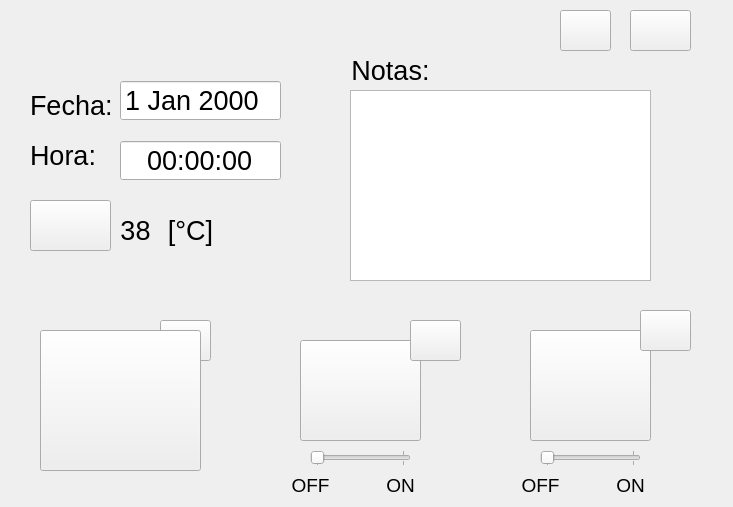
Qt form CUERPO/DISENO/main_dise.ui (ronihdzz/IoT_domotica) before a commit.
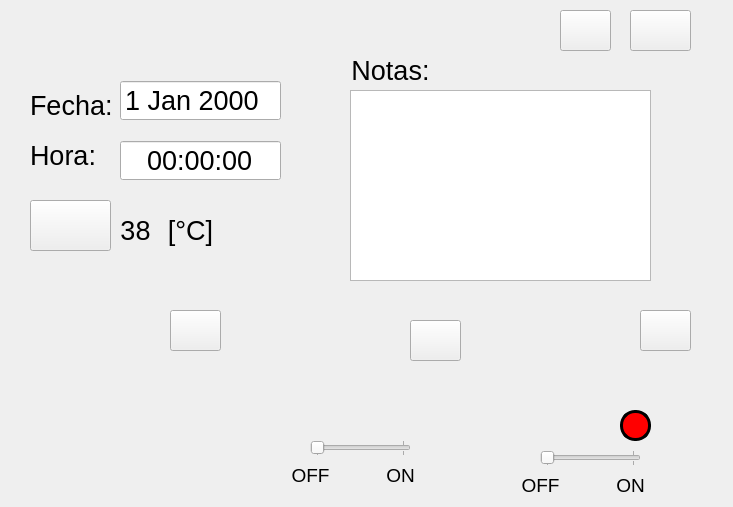
The same form after that commit. Icons and pictures are not drawn.

Commit message: Asigne un nombre clave a cada elemeno clave('buttom','label',etc) del widget del diseno de la ventana principal ('CUERPO/DISENO/main_dise.py'), tambien cree el diseno de la ventana emergente cuyo nombre es: 'CUERPO/DISENO/configLed_dise.py' la cual servira para configurar el color del foco que prendera el sistema,por ultimo enlace dicha ventana con el script principal.

```diff
--- a/CUERPO/DISENO/main_dise.ui
+++ b/CUERPO/DISENO/main_dise.ui
@@ -86,8 +86,8 @@
   <widget class="QPushButton" name="pushButton_11">
    <property name="geometry">
     <rect>
-     <x>160</x>
-     <y>320</y>
+     <x>170</x>
+     <y>310</y>
      <width>51</width>
      <height>41</height>
     </rect>
@@ -108,41 +108,6 @@
     <string/>
    </property>
   </widget>
-  <widget class="QPushButton" name="pushButton_5">
-   <property name="geometry">
-    <rect>
-     <x>530</x>
-     <y>330</y>
-     <width>121</width>
-     <height>111</height>
-    </rect>
-   </property>
-   <property name="styleSheet">
-    <string notr="true">border-image: url(:/ICON/IMAGENES/foco_off.png);
-</string>
-   </property>
-   <property name="text">
-    <string/>
-   </property>
-  </widget>
-  <widget class="QPushButton" name="pushButton_8">
-   <property name="geometry">
-    <rect>
-     <x>300</x>
-     <y>340</y>
-     <width>121</width>
-     <height>101</height>
-    </rect>
-   </property>
-   <property name="styleSheet">
-    <string notr="true">border-image: url(:/ICON/IMAGENES/ventilador_off.png);
-
-</string>
-   </property>
-   <property name="text">
-    <string/>
-   </property>
-  </widget>
   <widget class="QLabel" name="label_2">
    <property name="geometry">
     <rect>
@@ -249,32 +214,7 @@
     <set>Qt::AlignCenter</set>
    </property>
   </widget>
-  <widget class="QPushButton" name="pushButton_4">
-   <property name="geometry">
-    <rect>
-     <x>40</x>
-     <y>330</y>
-     <width>161</width>
-     <height>141</height>
-    </rect>
-   </property>
-   <property name="styleSheet">
-    <string notr="true">QPushButton {
-border-image: url(:/ICON/IMAGENES/alarm_off.png);
- }
-QPushButton:hover {
-border-image: url(:/ICON/IMAGENES/alarm_on.png);
-}
-QPushButton:pressed {
-border-image: url(:/ICON/IMAGENES/alarm_off.png);
-}
-</string>
-   </property>
-   <property name="text">
-    <string/>
-   </property>
-  </widget>
-  <widget class="QPushButton" name="pushButton_10">
+  <widget class="QPushButton" name="btn_configFoco">
    <property name="geometry">
     <rect>
      <x>640</x>
@@ -376,7 +316,7 @@
    <property name="geometry">
     <rect>
      <x>310</x>
-     <y>450</y>
+     <y>440</y>
      <width>101</width>
      <height>16</height>
     </rect>
@@ -398,7 +338,7 @@
    <property name="geometry">
     <rect>
      <x>290</x>
-     <y>470</y>
+     <y>460</y>
      <width>41</width>
      <height>31</height>
     </rect>
@@ -419,7 +359,7 @@
    <property name="geometry">
     <rect>
      <x>380</x>
-     <y>470</y>
+     <y>460</y>
      <width>41</width>
      <height>31</height>
     </rect>
@@ -500,6 +440,92 @@
     <enum>QSlider::TicksBothSides</enum>
    </property>
   </widget>
+  <widget class="QLabel" name="bel_colorFoco">
+   <property name="geometry">
+    <rect>
+     <x>620</x>
+     <y>410</y>
+     <width>31</width>
+     <height>31</height>
+    </rect>
+   </property>
+   <property name="minimumSize">
+    <size>
+     <width>20</width>
+     <height>20</height>
+    </size>
+   </property>
+   <property name="maximumSize">
+    <size>
+     <width>16777215</width>
+     <height>16777215</height>
+    </size>
+   </property>
+   <property name="font">
+    <font>
+     <pointsize>14</pointsize>
+    </font>
+   </property>
+   <property name="styleSheet">
+    <string notr="true">border :3px solid black;
+border-radius: 15px;
+background-color: rgb(255, 0, 0);</string>
+   </property>
+   <property name="text">
+    <string/>
+   </property>
+   <property name="alignment">
+    <set>Qt::AlignCenter</set>
+   </property>
+  </widget>
+  <widget class="QLabel" name="label_11">
+   <property name="geometry">
+    <rect>
+     <x>60</x>
+     <y>320</y>
+     <width>141</width>
+     <height>121</height>
+    </rect>
+   </property>
+   <property name="styleSheet">
+    <string notr="true">border-image: url(:/ICON/IMAGENES/alarm_on.png);</string>
+   </property>
+   <property name="text">
+    <string/>
+   </property>
+  </widget>
+  <widget class="QLabel" name="bel_estadoVenti">
+   <property name="geometry">
+    <rect>
+     <x>310</x>
+     <y>340</y>
+     <width>111</width>
+     <height>91</height>
+    </rect>
+   </property>
+   <property name="styleSheet">
+    <string notr="true">border-image: url(:/ICON/IMAGENES/ventilador_off.png);</string>
+   </property>
+   <property name="text">
+    <string/>
+   </property>
+  </widget>
+  <widget class="QLabel" name="bel_estadoFoco">
+   <property name="geometry">
+    <rect>
+     <x>540</x>
+     <y>340</y>
+     <width>111</width>
+     <height>91</height>
+    </rect>
+   </property>
+   <property name="styleSheet">
+    <string notr="true">border-image: url(:/ICON/IMAGENES/foco_off.png);</string>
+   </property>
+   <property name="text">
+    <string/>
+   </property>
+  </widget>
  </widget>
  <resources>
   <include location="../../IMAG.qrc"/>
```
Left out of the diff: 20 changed lines with no effect on the pictures. The commit also changes 8 other files.
